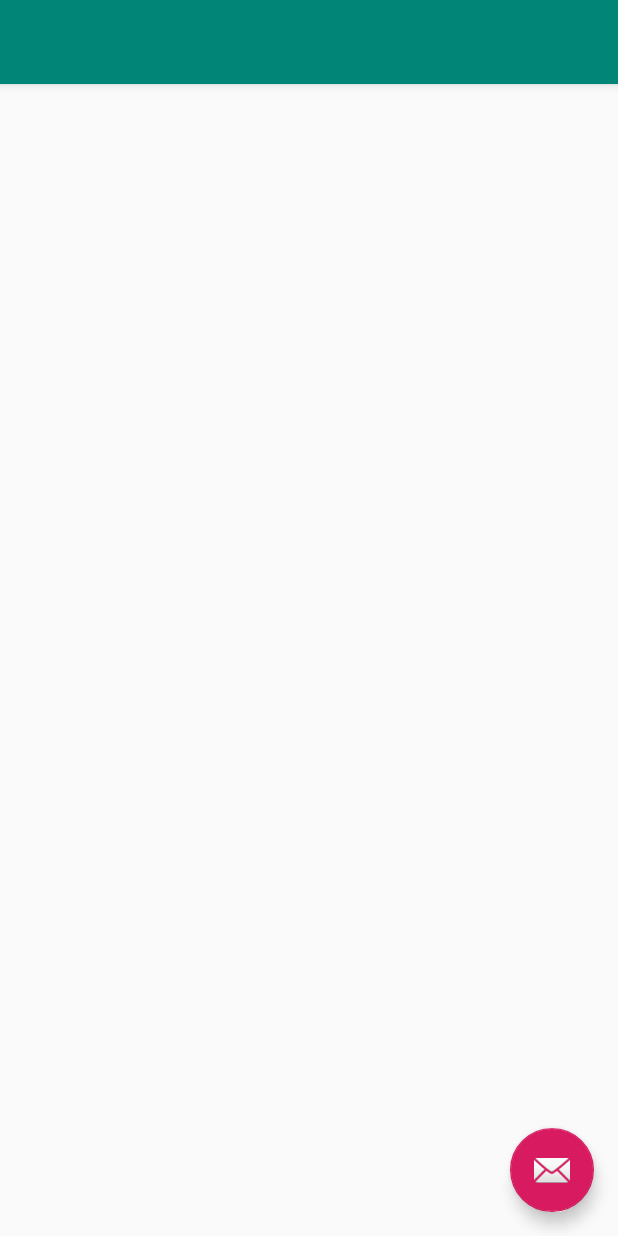
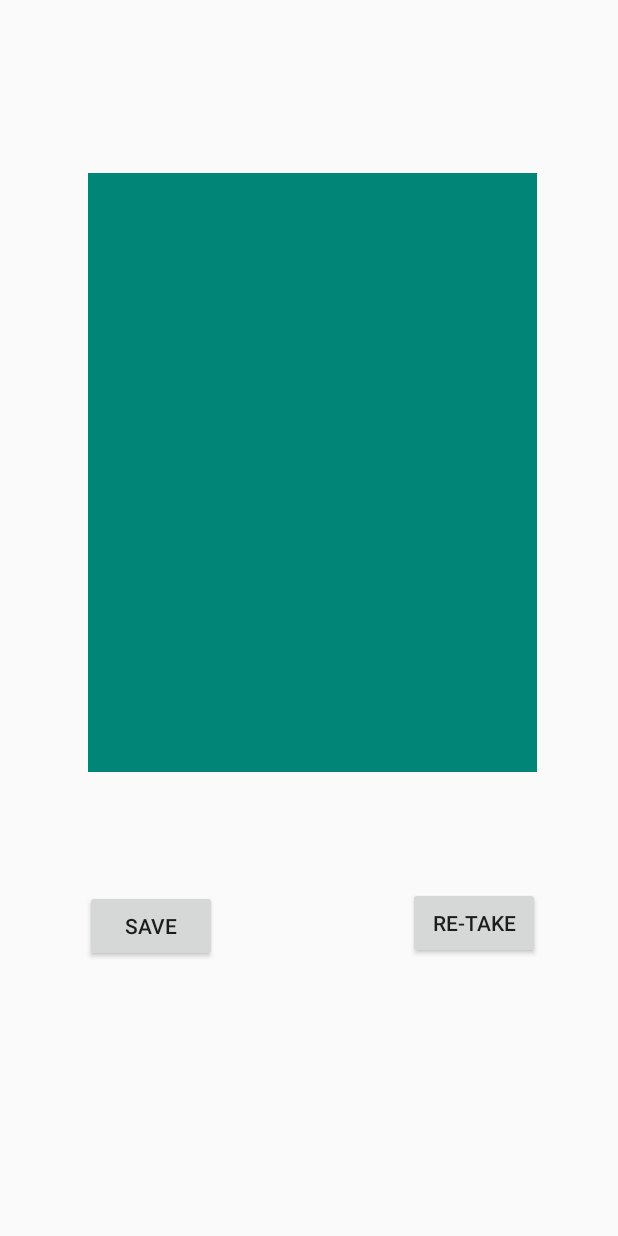
Before and after one commit to deadstone91/myGallery2, an Android app: the layout activity_the_camera.xml on its own in the app's theme, with its tools: preview values and no code run, on a phone screen of 412 x 824 dp. Run offline under Robolectric (Android 15) with nearby library versions, the phone set to English and light mode, and no system bars.

Commit message:
more stuff

```diff
--- a/app/src/main/res/layout/activity_the_camera.xml
+++ b/app/src/main/res/layout/activity_the_camera.xml
@@ -1,33 +1,63 @@
 <?xml version="1.0" encoding="utf-8"?>
-<android.support.design.widget.CoordinatorLayout xmlns:android="http://schemas.android.com/apk/res/android"
+<android.support.constraint.ConstraintLayout xmlns:android="http://schemas.android.com/apk/res/android"
     xmlns:app="http://schemas.android.com/apk/res-auto"
     xmlns:tools="http://schemas.android.com/tools"
+    android:id="@+id/constraintLayout"
     android:layout_width="match_parent"
     android:layout_height="match_parent"
     tools:context=".TheCamera">
 
-    <android.support.design.widget.AppBarLayout
-        android:layout_width="match_parent"
-        android:layout_height="wrap_content"
-        android:theme="@style/AppTheme.AppBarOverlay">
+    <android.support.constraint.ConstraintLayout
+        android:layout_width="375dp"
+        android:layout_height="608dp"
+        android:layout_marginStart="8dp"
+        android:layout_marginTop="8dp"
+        android:layout_marginEnd="8dp"
+        android:layout_marginBottom="8dp"
+        app:layout_constraintBottom_toBottomOf="parent"
+        app:layout_constraintEnd_toEndOf="parent"
+        app:layout_constraintHorizontal_bias="0.6"
+        app:layout_constraintStart_toStartOf="parent"
+        app:layout_constraintTop_toTopOf="parent"
+        app:layout_constraintVertical_bias="0.495">
 
-        <android.support.v7.widget.Toolbar
-            android:id="@+id/toolbar"
-            android:layout_width="match_parent"
-            android:layout_height="?attr/actionBarSize"
-            android:background="?attr/colorPrimary"
-            app:popupTheme="@style/AppTheme.PopupOverlay" />
+        <ImageView
+            android:id="@+id/cameraReturn"
+            android:layout_width="299dp"
+            android:layout_height="399dp"
+            android:layout_marginStart="8dp"
+            android:layout_marginTop="8dp"
+            android:layout_marginEnd="8dp"
+            app:layout_constraintEnd_toEndOf="parent"
+            app:layout_constraintHorizontal_bias="0.497"
+            app:layout_constraintStart_toStartOf="parent"
+            app:layout_constraintTop_toTopOf="parent"
+            app:srcCompat="@color/colorPrimary" />
 
-    </android.support.design.widget.AppBarLayout>
+        <Button
+            android:id="@+id/saveBtn"
+            android:layout_width="wrap_content"
+            android:layout_height="wrap_content"
+            android:layout_marginStart="36dp"
+            android:layout_marginTop="12dp"
+            android:layout_marginBottom="8dp"
+            android:onClick="savePic"
+            android:text="Save"
+            app:layout_constraintBottom_toBottomOf="parent"
+            app:layout_constraintStart_toStartOf="parent"
+            app:layout_constraintTop_toBottomOf="@+id/cameraReturn" />
 
-    <include layout="@layout/content_the_camera" />
-
-    <android.support.design.widget.FloatingActionButton
-        android:id="@+id/fab"
-        android:layout_width="wrap_content"
-        android:layout_height="wrap_content"
-        android:layout_gravity="bottom|end"
-        android:layout_margin="@dimen/fab_margin"
-        app:srcCompat="@android:drawable/ic_dialog_email" />
-
-</android.support.design.widget.CoordinatorLayout>
+        <Button
+            android:id="@+id/retakeBtn"
+            android:layout_width="wrap_content"
+            android:layout_height="wrap_content"
+            android:layout_marginTop="8dp"
+            android:layout_marginEnd="36dp"
+            android:layout_marginBottom="8dp"
+            android:onClick="retakePic"
+            android:text="Re-take"
+            app:layout_constraintBottom_toBottomOf="parent"
+            app:layout_constraintEnd_toEndOf="parent"
+            app:layout_constraintTop_toBottomOf="@+id/cameraReturn" />
+    </android.support.constraint.ConstraintLayout>
+</android.support.constraint.ConstraintLayout>
--- a/app/src/main/res/layout/content_the_camera.xml
+++ /dev/null
@@ -1,11 +0,0 @@
-<?xml version="1.0" encoding="utf-8"?>
-<android.support.constraint.ConstraintLayout xmlns:android="http://schemas.android.com/apk/res/android"
-    xmlns:app="http://schemas.android.com/apk/res-auto"
-    xmlns:tools="http://schemas.android.com/tools"
-    android:layout_width="match_parent"
-    android:layout_height="match_parent"
-    app:layout_behavior="@string/appbar_scrolling_view_behavior"
-    tools:context=".TheCamera"
-    tools:showIn="@layout/activity_the_camera">
-
-</android.support.constraint.ConstraintLayout>
--- /dev/null
+++ b/app/src/main/res/xml/file_paths.xml
@@ -0,0 +1,4 @@
+<?xml version="1.0" encoding="utf-8"?>
+<paths xmlns:android="http://schemas.android.com/apk/res/android">
+    <external-path name="my_images" path="Android/data/com.example.mygallery/files/Pictures/" />
+</paths>
```
Also changed, not shown: app/src/main/AndroidManifest.xml (+17 -3 lines), app/src/main/java/com/example/mygallery/TheCamera.java (+85 -4 lines), app/src/main/res/layout/activity_the_camera2.xml (deleted, +0 -9 lines).
